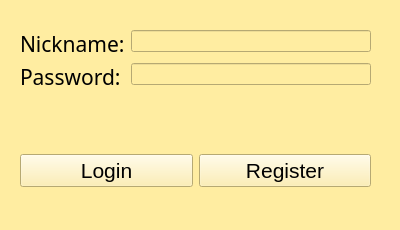
This is venv/project_yandex/authorization.ui in Vitalo-bit/functions_drawing as Qt 5 draws it before an edit. The edited form follows.
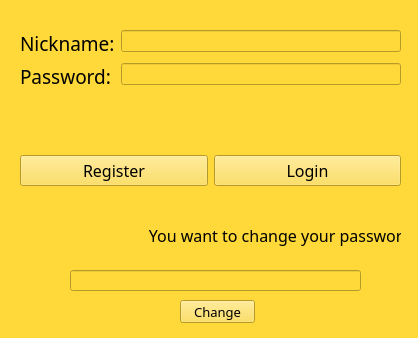
This is the edited form.

```diff
--- a/venv/project_yandex/authorization.ui
+++ b/venv/project_yandex/authorization.ui
@@ -12,22 +12,22 @@
    <rect>
     <x>0</x>
     <y>0</y>
-    <width>400</width>
-    <height>230</height>
+    <width>418</width>
+    <height>338</height>
    </rect>
   </property>
   <property name="windowTitle">
    <string>Form</string>
   </property>
   <property name="styleSheet">
-   <string notr="true">background-color: rgb(255, 237, 161);</string>
+   <string notr="true">background-color: rgb(255, 216, 58);</string>
   </property>
   <widget class="QWidget" name="formLayoutWidget">
    <property name="geometry">
     <rect>
      <x>20</x>
      <y>30</y>
-     <width>351</width>
+     <width>381</width>
      <height>61</height>
     </rect>
    </property>
@@ -36,8 +36,8 @@
      <widget class="QLabel" name="textNickname">
       <property name="font">
        <font>
-        <family>Modern No. 20</family>
-        <pointsize>16</pointsize>
+        <family>Franklin Gothic Medium Cond</family>
+        <pointsize>14</pointsize>
         <weight>50</weight>
         <bold>false</bold>
        </font>
@@ -48,14 +48,21 @@
      </widget>
     </item>
     <item row="1" column="1">
-     <widget class="QLineEdit" name="passEdit"/>
+     <widget class="QLineEdit" name="passEdit">
+      <property name="contextMenuPolicy">
+       <enum>Qt::DefaultContextMenu</enum>
+      </property>
+      <property name="echoMode">
+       <enum>QLineEdit::Password</enum>
+      </property>
+     </widget>
     </item>
     <item row="1" column="0">
      <widget class="QLabel" name="textPassword">
       <property name="font">
        <font>
-        <family>Modern No. 20</family>
-        <pointsize>16</pointsize>
+        <family>Franklin Gothic Medium Cond</family>
+        <pointsize>14</pointsize>
         <weight>50</weight>
         <bold>false</bold>
        </font>
@@ -75,28 +82,17 @@
     <rect>
      <x>20</x>
      <y>140</y>
-     <width>351</width>
+     <width>381</width>
      <height>61</height>
     </rect>
    </property>
    <layout class="QHBoxLayout" name="horizontalLayout">
-    <item>
-     <widget class="QPushButton" name="loginButton">
-      <property name="font">
-       <font>
-        <pointsize>16</pointsize>
-       </font>
-      </property>
-      <property name="text">
-       <string>Login</string>
-      </property>
-     </widget>
-    </item>
     <item>
      <widget class="QPushButton" name="registerButton">
       <property name="font">
        <font>
-        <pointsize>16</pointsize>
+        <family>Franklin Gothic Medium Cond</family>
+        <pointsize>12</pointsize>
        </font>
       </property>
       <property name="text">
@@ -104,12 +100,25 @@
       </property>
      </widget>
     </item>
+    <item>
+     <widget class="QPushButton" name="loginButton">
+      <property name="font">
+       <font>
+        <family>Franklin Gothic Medium Cond</family>
+        <pointsize>12</pointsize>
+       </font>
+      </property>
+      <property name="text">
+       <string>Login</string>
+      </property>
+     </widget>
+    </item>
    </layout>
   </widget>
   <widget class="QLabel" name="warningLabel">
    <property name="geometry">
     <rect>
-     <x>20</x>
+     <x>40</x>
      <y>100</y>
      <width>351</width>
      <height>31</height>
@@ -117,6 +126,7 @@
    </property>
    <property name="font">
     <font>
+     <family>Franklin Gothic Medium Cond</family>
      <pointsize>12</pointsize>
     </font>
    </property>
@@ -124,6 +134,60 @@
     <string/>
    </property>
   </widget>
+  <widget class="QLabel" name="changeLabel">
+   <property name="geometry">
+    <rect>
+     <x>20</x>
+     <y>220</y>
+     <width>381</width>
+     <height>31</height>
+    </rect>
+   </property>
+   <property name="font">
+    <font>
+     <family>Franklin Gothic Medium Cond</family>
+     <pointsize>12</pointsize>
+    </font>
+   </property>
+   <property name="text">
+    <string>                               You want to change your password?</string>
+   </property>
+  </widget>
+  <widget class="QLineEdit" name="lineEdit">
+   <property name="geometry">
+    <rect>
+     <x>70</x>
+     <y>270</y>
+     <width>291</width>
+     <height>21</height>
+    </rect>
+   </property>
+   <property name="font">
+    <font>
+     <family>Franklin Gothic Medium Cond</family>
+     <pointsize>10</pointsize>
+    </font>
+   </property>
+  </widget>
+  <widget class="QPushButton" name="changebutton">
+   <property name="geometry">
+    <rect>
+     <x>180</x>
+     <y>300</y>
+     <width>75</width>
+     <height>23</height>
+    </rect>
+   </property>
+   <property name="font">
+    <font>
+     <family>Franklin Gothic Medium Cond</family>
+     <pointsize>10</pointsize>
+    </font>
+   </property>
+   <property name="text">
+    <string>Change</string>
+   </property>
+  </widget>
  </widget>
  <resources/>
  <connections/>
```
